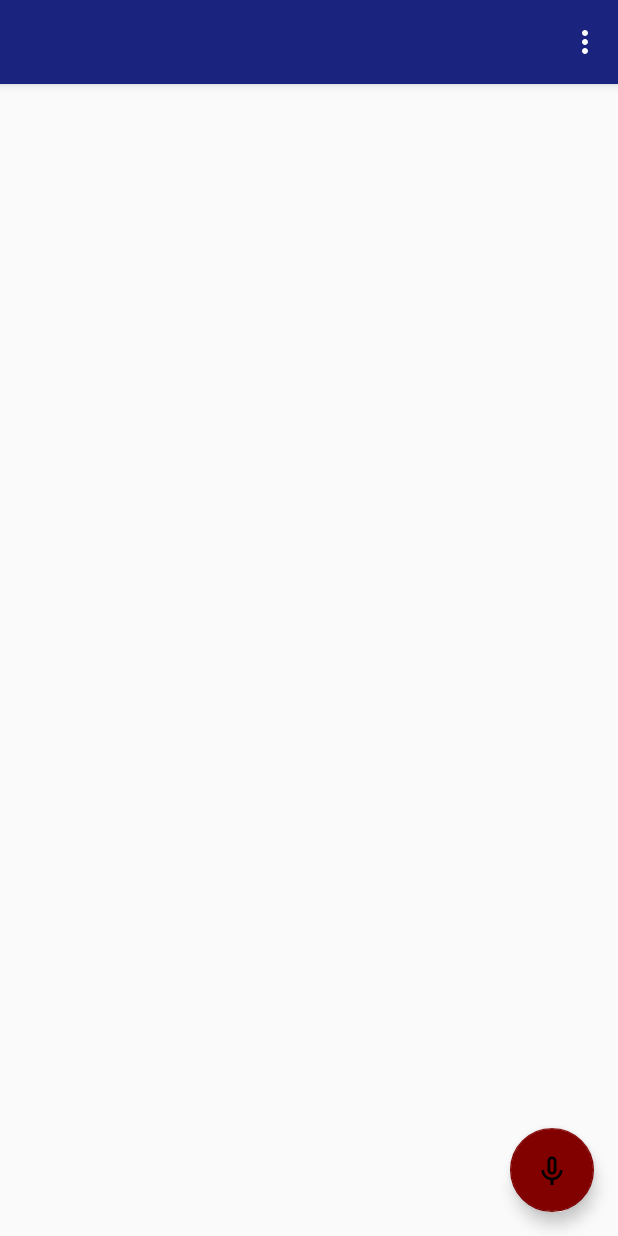
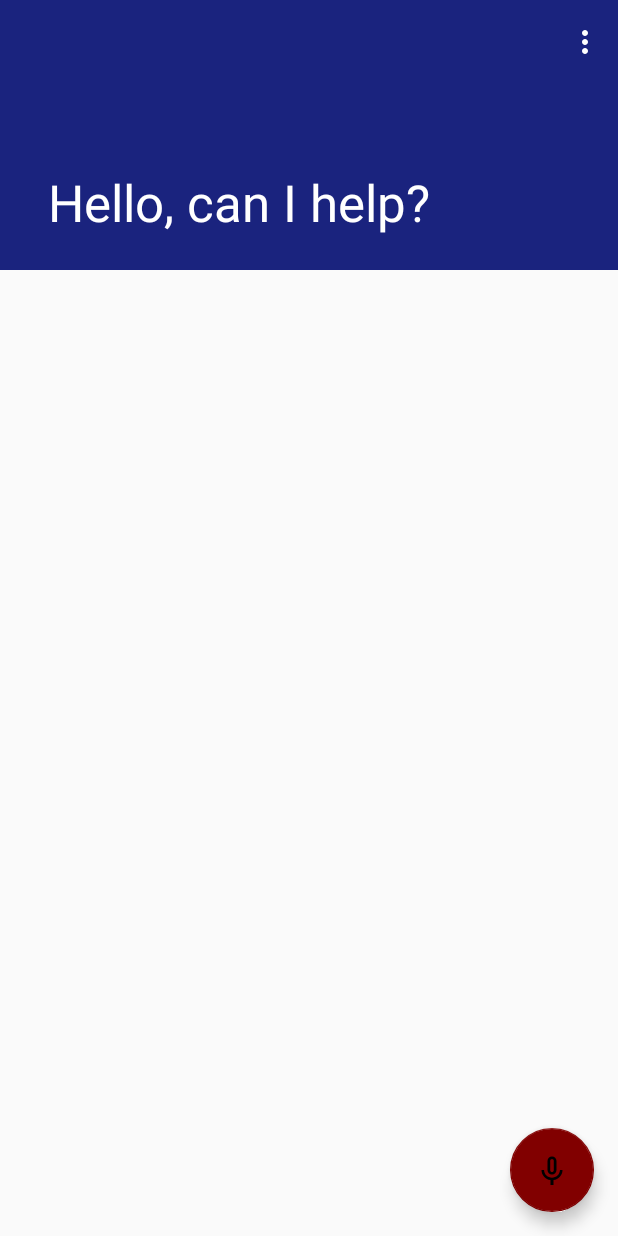
Before and after one commit to FultonBrowne/Ara-android, an Android app: the screen it shows after launch (MainActivity), on a phone screen of 412 x 824 dp. Run offline under Robolectric (Android 15) with nearby library versions, the light colour scheme and no system bars.

Commit message:
changed some stuff

```diff
--- a/app/build.gradle
+++ b/app/build.gradle
@@ -25,6 +25,8 @@ dependencies {
     implementation 'androidx.legacy:legacy-support-v4:1.0.0-beta01'
     implementation 'androidx.vectordrawable:vectordrawable:1.0.0-beta01'
     implementation fileTree(dir: 'libs', include: ['*.jar'])
+    implementation 'androidx.annotation:annotation:1.0.2'
+    implementation 'androidx.lifecycle:lifecycle-extensions:2.0.0'
     androidTestImplementation('androidx.test.espresso:espresso-core:3.1.0-alpha4', {
         exclude group: 'com.android.support', module: 'support-annotations'
     })
--- a/app/src/main/res/layout/activity_main.xml
+++ b/app/src/main/res/layout/activity_main.xml
@@ -11,21 +11,23 @@
 
     <com.google.android.material.appbar.AppBarLayout
         android:layout_width="match_parent"
-        android:layout_height="wrap_content"
+        android:layout_height="@dimen/app_bar_height"
+        android:fitsSystemWindows="true"
         android:theme="@style/AppTheme.AppBarOverlay">
         <com.google.android.material.appbar.CollapsingToolbarLayout
             android:layout_width="match_parent"
             android:layout_height="match_parent"
+            android:fitsSystemWindows="true"
             app:contentScrim="?attr/colorPrimary"
-            app:expandedTitleGravity="top"
-            app:layout_scrollFlags="scroll|exitUntilCollapsed|snap">
+            app:layout_scrollFlags="scroll|exitUntilCollapsed"
+            app:toolbarId="@+id/toolbar">
 
 
         <androidx.appcompat.widget.Toolbar
             android:id="@+id/toolbar"
             android:layout_width="match_parent"
             android:layout_height="?attr/actionBarSize"
-            android:background="@color/colorPrimary"
+            app:layout_collapseMode="pin"
             app:popupTheme="@style/AppTheme.PopupOverlay" />
         </com.google.android.material.appbar.CollapsingToolbarLayout>
 
```
Also changed, not shown: app/src/main/AndroidManifest.xml (+2 -6 lines), app/src/main/java/com/andromeda/ara/setup.java (added, +14 -0 lines), app/src/main/res/layout/activity_setup.xml (added, +30 -0 lines), app/src/main/res/values/strings.xml (+11 -0 lines).
